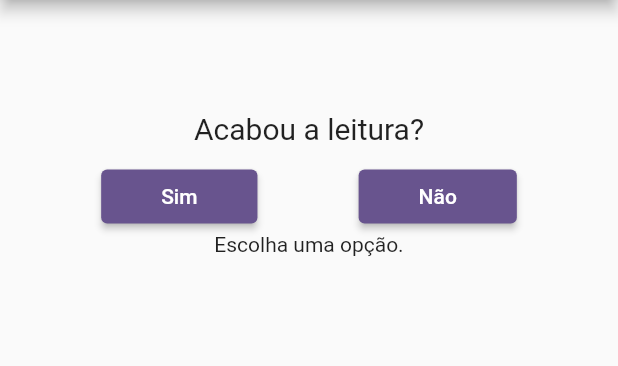
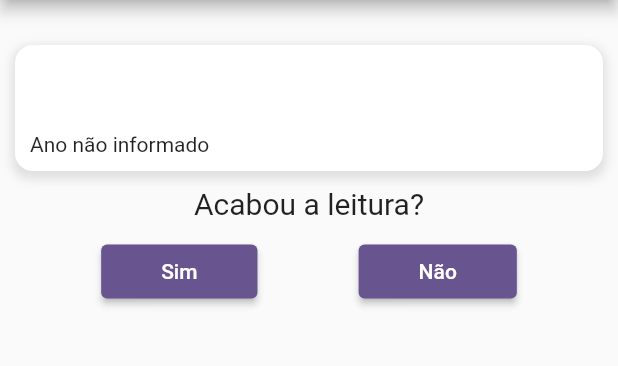
Before and after one commit to GuinterZaffalon/readingtracker, a Flutter app: the Register screen opened directly with empty values, on a phone screen of 412 x 824 dp, the part 84-450 px from its top. Run offline on Flutter 3.47's test engine with Material 3 defaults, Android fonts, the phone set to English and light mode, and no system bars; our stand-ins replace flutter_rating_bar, sqflite; accounts and stored records are empty.

Commit message:
feat: organização do código

```diff
--- a/lib/src/screens/register.dart
+++ b/lib/src/screens/register.dart
@@ -89,16 +89,78 @@ class _RegisterState extends State<Register> {
           isLoading
               ? const CircularProgressIndicator()
               : cover.isEmpty
-                  ? Column(
+                  // ? Column(
+                  //     children: [
+                  //       Text(widget.registro.title!),
+                  //       Text(widget.registro.author!),
+                  //       Text(widget.registro.publisher!),
+                  //       Text(widget.registro.editionYear!),
+                  //     ],
+                  //   )
+                  ? Padding(
+            padding: const EdgeInsets.fromLTRB(10, 30, 10, 0),
+            child: Container(
+              decoration: BoxDecoration(
+                color: Colors.white, // Cor de fundo
+                borderRadius: BorderRadius.circular(
+                    12), // Raio da borda arredondada
+                boxShadow: [
+                  BoxShadow(
+                    color:
+                    Colors.grey.withOpacity(0.3), // Sombra suave
+                    spreadRadius: 2,
+                    blurRadius: 5,
+                    offset: Offset(0, 3), // Deslocamento da sombra
+                  ),
+                ],
+              ),
+              padding:
+              const EdgeInsets.all(10), // Espaçamento interno
+              child: Row(
                 children: [
-                        Text(widget.registro.title!),
+                  Column(
+                    crossAxisAlignment: CrossAxisAlignment.start,
+                    children: [
+                      Text(
+                        widget.registro.title!,
+                        style: const TextStyle(
+                          fontWeight: FontWeight.bold,
+                          fontSize: 14,
+                        ),
+                      ),
                       Text(widget.registro.author!),
                       Text(widget.registro.publisher!),
-                        Text(widget.registro.editionYear!),
+                      Text(
+                        widget.registro.editionYear?.isNotEmpty ==
+                            true
+                            ? widget.registro.editionYear!
+                            : 'Ano não informado',
+                      ),
                     ],
+                  ),
+                ],
+              ),
+            ),
           )
                   : Padding(
                       padding: const EdgeInsets.fromLTRB(10, 30, 10, 0),
+                      child: Container(
+                        decoration: BoxDecoration(
+                          color: Colors.white, // Cor de fundo
+                          borderRadius: BorderRadius.circular(
+                              12), // Raio da borda arredondada
+                          boxShadow: [
+                            BoxShadow(
+                              color:
+                                  Colors.grey.withOpacity(0.3), // Sombra suave
+                              spreadRadius: 2,
+                              blurRadius: 5,
+                              offset: Offset(0, 3), // Deslocamento da sombra
+                            ),
+                          ],
+                        ),
+                        padding:
+                            const EdgeInsets.all(10), // Espaçamento interno
                         child: Row(
                           children: [
                             Image.memory(
@@ -107,17 +169,29 @@ class _RegisterState extends State<Register> {
                               height: 130,
                               fit: BoxFit.cover,
                             ),
-                          SizedBox(width: 10),
-                          Column(children: [
-                            Text(widget.registro.title!),
+                            const SizedBox(width: 10),
+                            Column(
+                              crossAxisAlignment: CrossAxisAlignment.start,
+                              children: [
+                                Text(
+                                  widget.registro.title!,
+                                  style: const TextStyle(
+                                    fontWeight: FontWeight.bold,
+                                    fontSize: 14,
+                                  ),
+                                ),
                                 Text(widget.registro.author!),
                                 Text(widget.registro.publisher!),
-                            Text(widget.registro.editionYear?.isNotEmpty ==
-                                    "null"
+                                Text(
+                                  widget.registro.editionYear?.isNotEmpty ==
+                                          true
                                       ? widget.registro.editionYear!
-                                : 'Ano não informado')
-                          ])
+                                      : 'Ano não informado',
+                                ),
                               ],
+                            ),
+                          ],
+                        ),
                       ),
                     ),
           const SizedBox(height: 10),
@@ -155,7 +229,7 @@ class _RegisterState extends State<Register> {
           Expanded(
             child: Container(
               child: isReading == null
-                  ? const Text("Escolha uma opção.")
+                  ? const Text("")
                   : (isReading!
                       ? const Text("Ainda estou lendo")
                       : Column(children: [
```
Lines whose indentation alone changed are shown as unchanged.
